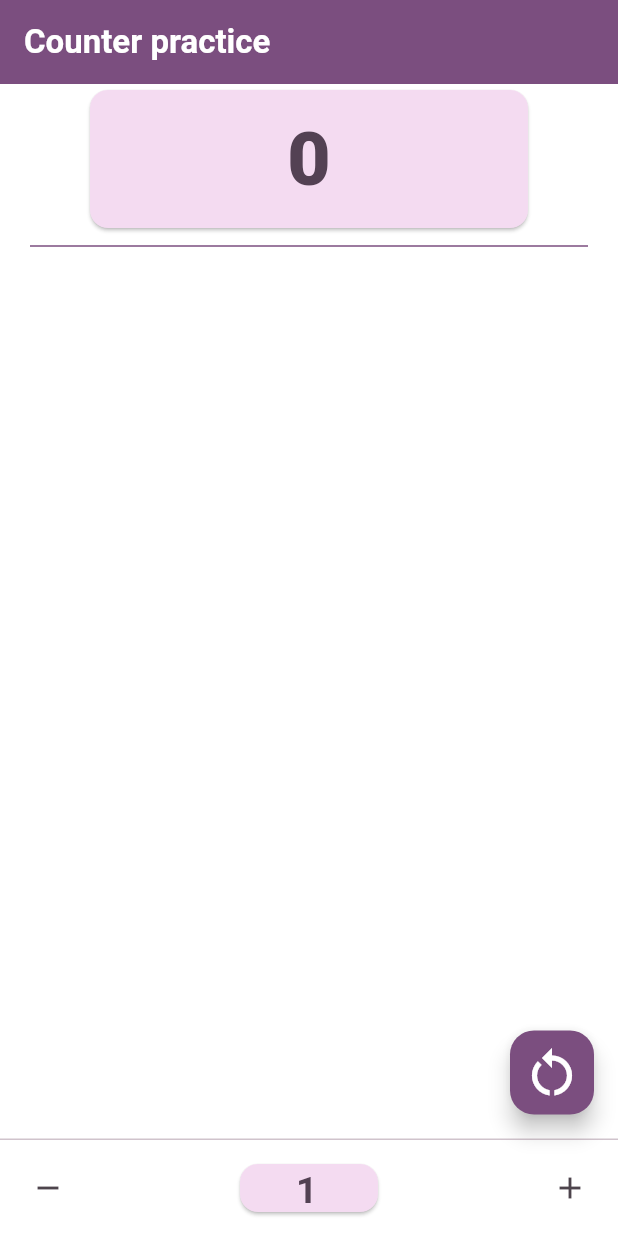
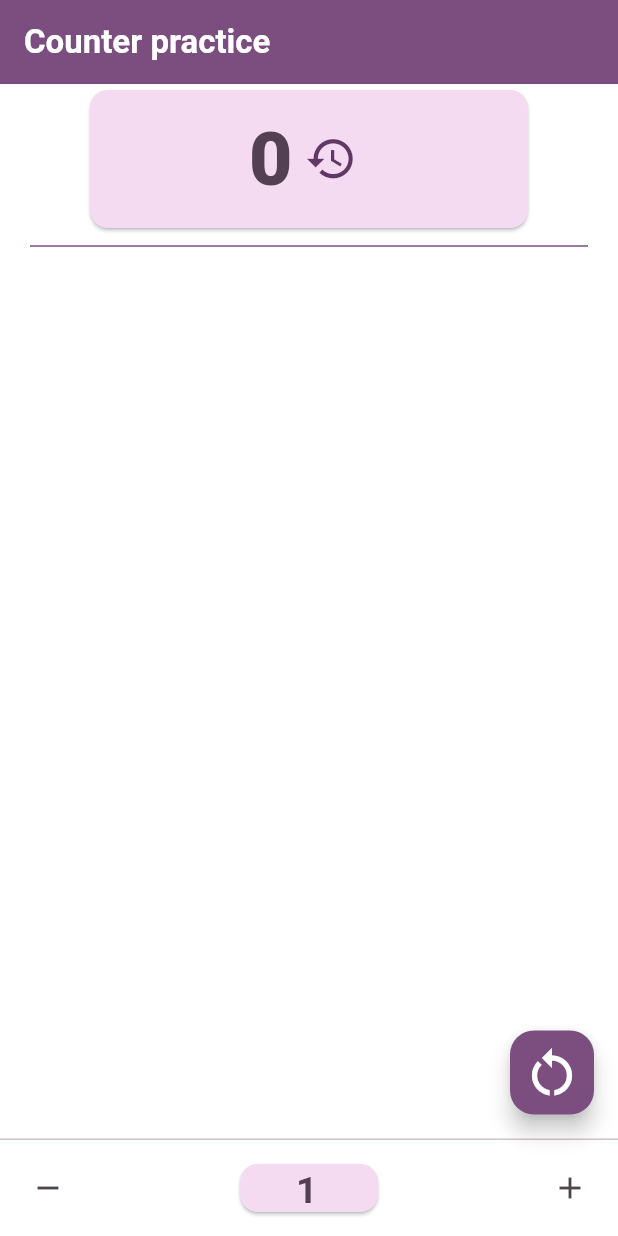
Before and after one commit to RaymundoSantorski/counter_practice, a Flutter app: the screen it shows after launch, on a phone screen of 412 x 824 dp. Run offline on Flutter 3.47's test engine with Material 3 defaults, Android fonts, the light colour scheme and no system bars.

Commit message:
Add butto to reset counter without reseting history

```diff
--- a/lib/screens/my_home_page.dart
+++ b/lib/screens/my_home_page.dart
@@ -42,6 +42,12 @@ class _MyHomePageState extends State<MyHomePage> {
     });
   }
 
+  void resetCounter() {
+    setState(() {
+      _counter = 0;
+    });
+  }
+
   @override
   Widget build(BuildContext context) {
     ColorScheme theme = Theme.of(context).colorScheme;
@@ -69,7 +75,7 @@ class _MyHomePageState extends State<MyHomePage> {
       body: SafeArea(
         child: Column(
           children: [
-            CurrentCounter(counter: _counter),
+            CurrentCounter(counter: _counter, reset: resetCounter),
             Divider(color: theme.primary, indent: 20, endIndent: 20),
             Expanded(child: History(history: _lastCounters)),
           ],
--- a/lib/widgets/current_counter.dart
+++ b/lib/widgets/current_counter.dart
@@ -1,8 +1,9 @@
 import 'package:flutter/material.dart';
 
 class CurrentCounter extends StatelessWidget {
-  const CurrentCounter({super.key, required this.counter});
+  const CurrentCounter({super.key, required this.counter, required this.reset});
   final int counter;
+  final reset;
 
   @override
   Widget build(BuildContext context) {
@@ -14,7 +15,10 @@ class CurrentCounter extends StatelessWidget {
         child: Card(
           color: theme.secondaryContainer,
           child: Center(
-            child: Text(
+            child: Row(
+              mainAxisAlignment: MainAxisAlignment.center,
+              children: [
+                Text(
                   '$counter',
                   style: TextStyle(
                     color: theme.onSecondaryContainer,
@@ -22,6 +26,16 @@ class CurrentCounter extends StatelessWidget {
                     fontWeight: FontWeight.w900,
                   ),
                 ),
+                IconButton(
+                  onPressed: reset,
+                  icon: Icon(
+                    Icons.restore,
+                    size: 35,
+                    color: theme.onPrimaryFixedVariant,
+                  ),
+                ),
+              ],
+            ),
           ),
         ),
       ),
--- a/lib/widgets/persistent_footer_buttons.dart
+++ b/lib/widgets/persistent_footer_buttons.dart
@@ -21,17 +21,17 @@ class _PersistentFooterButtonsState extends State<PersistentFooterButtons> {
   @override
   Widget build(BuildContext context) {
     ColorScheme theme = Theme.of(context).colorScheme;
-    final TextEditingController _controller = TextEditingController(
+    final TextEditingController controller = TextEditingController(
       text: '$value',
     );
 
     void onTextChanged() {
       try {
         setState(() {
-          value = int.parse(_controller.text);
+          value = int.parse(controller.text);
         });
       } catch (error) {
-        _controller.text = '$value';
+        controller.text = '$value';
         return;
       }
     }
@@ -52,7 +52,7 @@ class _PersistentFooterButtonsState extends State<PersistentFooterButtons> {
                 child: TextField(
                   decoration: InputDecoration(border: InputBorder.none),
                   onSubmitted: (value) => onTextChanged(),
-                  controller: _controller,
+                  controller: controller,
                   textAlign: TextAlign.center,
                   keyboardType: TextInputType.number,
                   style: TextStyle(
```
Lines whose indentation alone changed are shown as unchanged.
